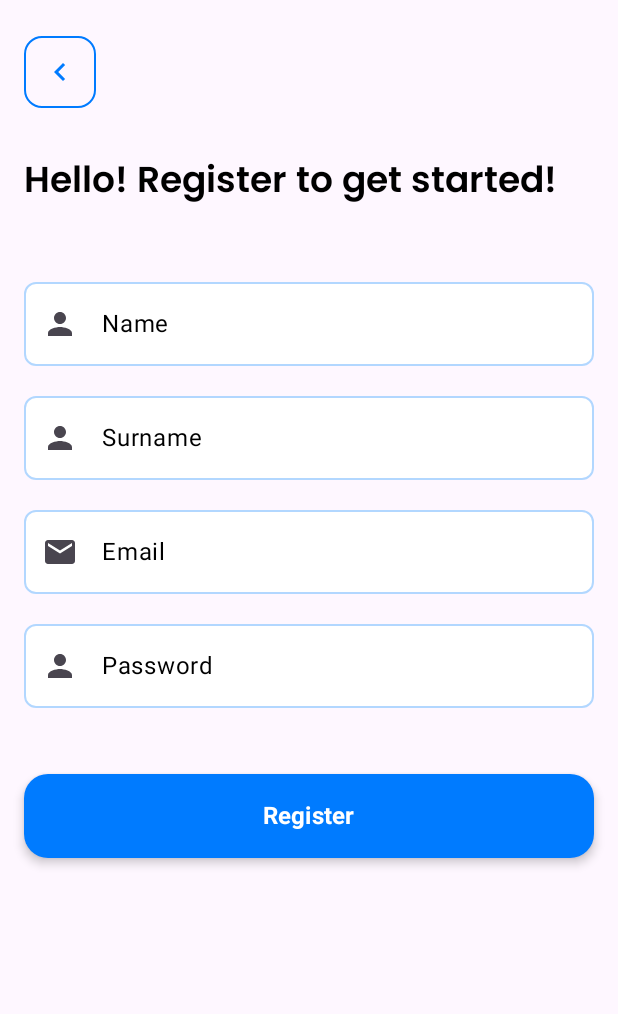
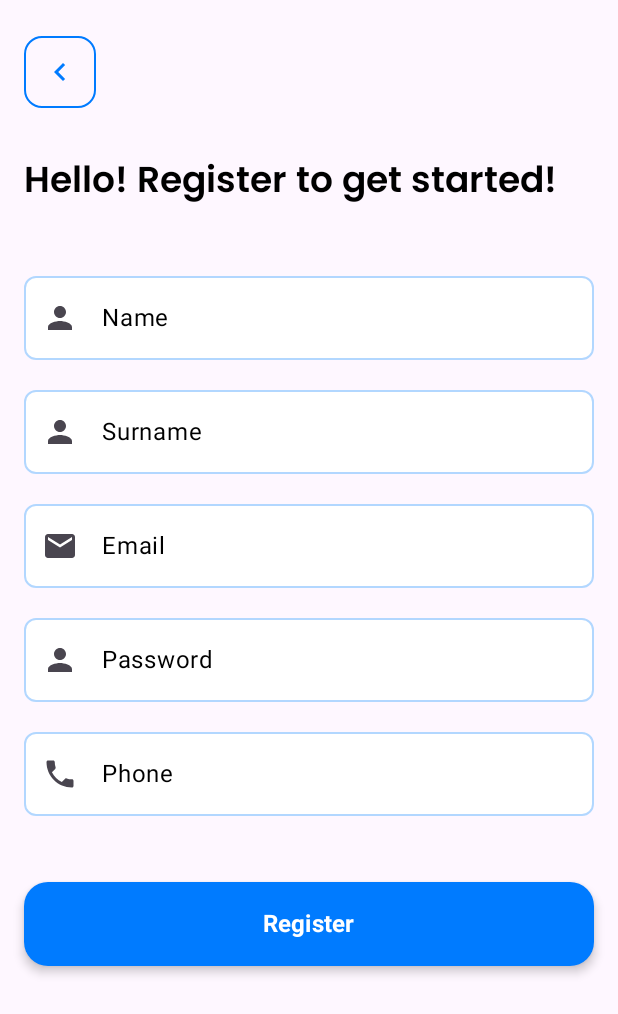
Before and after one commit to oguzhanozgokce/FinishMarmaraB2B, an Android app built with Jetpack Compose: the SignupScreen screen opened through its navigation route, on a phone screen of 412 x 824 dp. Shown: the top 1014 px of the screen. Run offline under Robolectric (Android 15) with nearby library versions, the phone set to English and light mode, and no system bars; our stand-ins replace Dagger/Hilt's generated code.

```diff
--- a/app/src/main/AndroidManifest.xml
+++ b/app/src/main/AndroidManifest.xml
@@ -8,10 +8,12 @@
     <application
         android:name=".MyappApplication"
         android:allowBackup="true"
+        android:usesCleartextTraffic="true"
         android:dataExtractionRules="@xml/data_extraction_rules"
         android:fullBackupContent="@xml/backup_rules"
         android:icon="@mipmap/ic_launcher"
         android:label="@string/app_name"
+        android:networkSecurityConfig="@xml/network_security_config"
         android:roundIcon="@mipmap/ic_launcher"
         android:supportsRtl="true"
         android:theme="@style/Theme.FinishMarmaraB2B"
--- a/app/src/main/java/com/oguzhanozgokce/finishmarmarab2b/core/data/network/safeCall.kt
+++ b/app/src/main/java/com/oguzhanozgokce/finishmarmarab2b/core/data/network/safeCall.kt
@@ -1,5 +1,6 @@
 package com.oguzhanozgokce.finishmarmarab2b.core.data.network
 
+import android.util.Log
 import com.google.gson.JsonParseException
 import com.oguzhanozgokce.finishmarmarab2b.core.common.Resource
 import com.oguzhanozgokce.finishmarmarab2b.ecommerce.data.source.remote.response.ApiResponse
@@ -17,6 +18,7 @@ suspend inline fun <T> safeCall(
         val response = execute()
         responseToResult(response)
     } catch (e: IOException) {
+        Log.e("safeCall", "IOException: ${e.localizedMessage}")
         Resource.Error("No internet connection.")
     } catch (e: JsonParseException) {
         Resource.Error("Serialization error: ${e.localizedMessage}")
--- a/app/src/main/java/com/oguzhanozgokce/finishmarmarab2b/di/NetworkModule.kt
+++ b/app/src/main/java/com/oguzhanozgokce/finishmarmarab2b/di/NetworkModule.kt
@@ -19,7 +19,7 @@ import javax.inject.Singleton
 @InstallIn(SingletonComponent::class)
 object NetworkModule {
 
-    private const val BASE_URL = "https://api.themoviedb.org/3/"
+    private const val BASE_URL = "https://localhost:7119"
 
     @Provides
     @Singleton
@@ -27,6 +27,7 @@ object NetworkModule {
         chuckerInterceptor: ChuckerInterceptor
     ): OkHttpClient {
         return OkHttpClient.Builder()
+            .hostnameVerifier { _, _ -> true }
             .addInterceptor(chuckerInterceptor)
             .addInterceptor(HttpLoggingInterceptor().apply {
                 level = if (BuildConfig.DEBUG) HttpLoggingInterceptor.Level.BODY
--- a/app/src/main/java/com/oguzhanozgokce/finishmarmarab2b/ecommerce/data/source/remote/ApiService.kt
+++ b/app/src/main/java/com/oguzhanozgokce/finishmarmarab2b/ecommerce/data/source/remote/ApiService.kt
@@ -7,12 +7,12 @@ import retrofit2.http.Body
 import retrofit2.http.POST
 
 interface ApiService {
-    @POST("/api/signIn")
+    @POST("/api/Auth/login")
     suspend fun signIn(
         @Body request: SignInRequest
     ): ApiResponse<Unit>
 
-    @POST("/api/signUp")
+    @POST("/api/Auth/register")
     suspend fun signUp(
         @Body request: SignUpRequest
     ): ApiResponse<Unit>
--- a/app/src/main/java/com/oguzhanozgokce/finishmarmarab2b/ecommerce/data/source/remote/request/SignInRequest.kt
+++ b/app/src/main/java/com/oguzhanozgokce/finishmarmarab2b/ecommerce/data/source/remote/request/SignInRequest.kt
@@ -2,7 +2,6 @@ package com.oguzhanozgokce.finishmarmarab2b.ecommerce.data.source.remote.request
 
 
 data class SignInRequest(
-    val id: Int,
     val email: String,
     val password: String
 )
--- a/app/src/main/java/com/oguzhanozgokce/finishmarmarab2b/ecommerce/data/source/remote/request/SignUpRequest.kt
+++ b/app/src/main/java/com/oguzhanozgokce/finishmarmarab2b/ecommerce/data/source/remote/request/SignUpRequest.kt
@@ -1,7 +1,6 @@
 package com.oguzhanozgokce.finishmarmarab2b.ecommerce.data.source.remote.request
 
 data class SignUpRequest(
-    val id : Int,
     val name : String,
     val surname : String,
     val email : String,
--- a/app/src/main/java/com/oguzhanozgokce/finishmarmarab2b/navigation/NavigationGraph.kt
+++ b/app/src/main/java/com/oguzhanozgokce/finishmarmarab2b/navigation/NavigationGraph.kt
@@ -47,7 +47,7 @@ fun NavigationGraph(
                 .then(modifier)
                 .padding(innerPadding),
             navController = navController,
-            startDestination = Home,
+            startDestination = Welcome,
         ) {
             welcome(
                 actions = WelcomeNavActions(
--- a/app/src/main/java/com/oguzhanozgokce/finishmarmarab2b/ui/cart/CartScreen.kt
+++ b/app/src/main/java/com/oguzhanozgokce/finishmarmarab2b/ui/cart/CartScreen.kt
@@ -20,7 +20,6 @@ import androidx.compose.foundation.shape.RoundedCornerShape
 import androidx.compose.material.icons.Icons
 import androidx.compose.material.icons.filled.Add
 import androidx.compose.material.icons.filled.Clear
-import androidx.compose.material.icons.filled.Delete
 import androidx.compose.material3.Card
 import androidx.compose.material3.CardDefaults
 import androidx.compose.material3.Icon
--- a/app/src/main/java/com/oguzhanozgokce/finishmarmarab2b/ui/login/LoginContract.kt
+++ b/app/src/main/java/com/oguzhanozgokce/finishmarmarab2b/ui/login/LoginContract.kt
@@ -20,5 +20,8 @@ object LoginContract {
         data object ShowAlertDialog : UiEffect()
         data object GoToForgotPassword : UiEffect()
         data object GoToBack : UiEffect()
+        data object GoToHome : UiEffect()
+        data class ShowToast(val message: String) : UiEffect()
+
     }
 }
--- a/app/src/main/java/com/oguzhanozgokce/finishmarmarab2b/ui/signup/SignupContract.kt
+++ b/app/src/main/java/com/oguzhanozgokce/finishmarmarab2b/ui/signup/SignupContract.kt
@@ -8,6 +8,7 @@ object SignupContract {
         val surname: String = "",
         val email: String = "",
         val password: String = "",
+        val phoneNumber: String = "",
         val list: List<String> = emptyList(),
     )
 
@@ -16,11 +17,13 @@ object SignupContract {
         data class SurnameChanged(val surname: String): UiAction()
         data class EmailChanged(val email: String): UiAction()
         data class PasswordChanged(val password: String): UiAction()
+        data class PhoneNumberChanged(val phoneNumber: String): UiAction()
         data object Signup: UiAction()
         data object ClearError: UiAction()
     }
 
     sealed class UiEffect {
+        data class ShowToast(val message: String): UiEffect()
         data class ShowAlertDialog(val message: String): UiEffect()
         data object GoToHome: UiEffect()
         data object GoToBack: UiEffect()
--- a/app/src/main/java/com/oguzhanozgokce/finishmarmarab2b/ui/signup/SignupScreen.kt
+++ b/app/src/main/java/com/oguzhanozgokce/finishmarmarab2b/ui/signup/SignupScreen.kt
@@ -1,5 +1,6 @@
 package com.oguzhanozgokce.finishmarmarab2b.ui.signup
 
+import android.widget.Toast
 import androidx.compose.foundation.layout.Arrangement
 import androidx.compose.foundation.layout.Box
 import androidx.compose.foundation.layout.Column
@@ -10,6 +11,7 @@ import androidx.compose.foundation.layout.padding
 import androidx.compose.material.icons.Icons
 import androidx.compose.material.icons.filled.Email
 import androidx.compose.material.icons.filled.Person
+import androidx.compose.material.icons.filled.Phone
 import androidx.compose.material3.Icon
 import androidx.compose.material3.Text
 import androidx.compose.runtime.Composable
@@ -19,6 +21,7 @@ import androidx.compose.runtime.remember
 import androidx.compose.runtime.setValue
 import androidx.compose.ui.Alignment
 import androidx.compose.ui.Modifier
+import androidx.compose.ui.platform.LocalContext
 import androidx.compose.ui.res.stringResource
 import androidx.compose.ui.tooling.preview.Preview
 import androidx.compose.ui.tooling.preview.PreviewParameter
@@ -47,7 +50,7 @@ fun SignupScreen(
     signupNavActions: SignUpNavActions
 ) {
     var alertDialogState by remember { mutableStateOf(false) }
-
+    val context = LocalContext.current
     when {
         uiState.isLoading -> LoadingBar()
         uiState.list.isNotEmpty() -> EmptyScreen()
@@ -59,6 +62,7 @@ fun SignupScreen(
     }
     uiEffect.CollectWithLifecycle { effect ->
         when (effect) {
+            is UiEffect.ShowToast -> Toast.makeText(context, effect.message, Toast.LENGTH_SHORT).show()
             is UiEffect.ShowAlertDialog -> alertDialogState = true
             is UiEffect.GoToHome -> signupNavActions.navigateToHome()
             is UiEffect.GoToBack -> signupNavActions.navigateToBack()
@@ -103,7 +107,7 @@ fun SignupContent(
                 modifier = Modifier.align(Alignment.Start),
                 style = typography.headExtraLargeBold(),
             )
-            Spacer(modifier = Modifier.height(padding.dimension36))
+            Spacer(modifier = Modifier.height(padding.dimension32))
             CustomTextField(
                 value = uiState.name,
                 onValueChange = { onAction(UiAction.NameChanged(it)) },
@@ -156,10 +160,22 @@ fun SignupContent(
                 },
                 modifier = Modifier.padding(vertical = padding.dimension4)
             )
+            Spacer(modifier = Modifier.height(padding.dimension4))
+            CustomTextField(
+                value = uiState.phoneNumber,
+                onValueChange = { onAction(UiAction.PhoneNumberChanged(it)) },
+                label = "Phone",
+                isPassword = true,
+                leadingIcon = {
+                    Icon(
+                        imageVector = Icons.Default.Phone,
+                        contentDescription = "Phone number"
+                    )
+                },
+                modifier = Modifier.padding(vertical = padding.dimension4)
+            )
             Spacer(modifier = Modifier.height(padding.dimension32))
-            CustomButton(text = "Register", onClick = {
-                signupNavActions.navigateToHome()
-            })
+            CustomButton(text = "Register", onClick = { onAction(UiAction.Signup) })
         }
     }
 }
--- /dev/null
+++ b/app/src/main/res/xml/network_security_config.xml
@@ -0,0 +1,6 @@
+<?xml version="1.0" encoding="utf-8"?>
+<network-security-config>
+    <domain-config cleartextTrafficPermitted="true">
+        <domain includeSubdomains="true">10.0.2.2</domain>
+    </domain-config>
+</network-security-config>
```
Also changed, not shown: app/src/main/java/com/oguzhanozgokce/finishmarmarab2b/ui/login/LoginScreen.kt (+6 -1 lines), app/src/main/java/com/oguzhanozgokce/finishmarmarab2b/ui/login/LoginViewModel.kt (+31 -2 lines), app/src/main/java/com/oguzhanozgokce/finishmarmarab2b/ui/signup/SignupViewModel.kt (+37 -2 lines), 1 other file.
